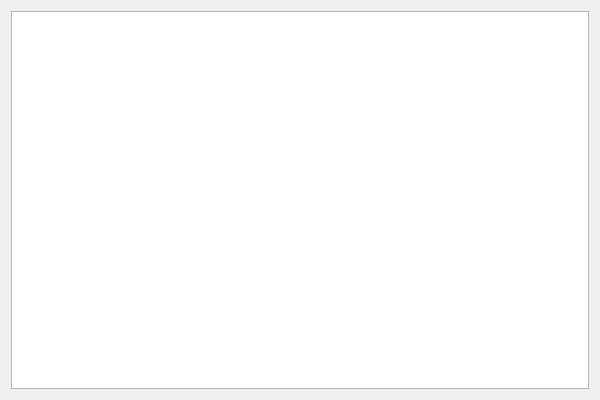
The window that src/Interface/Modules/Python/InterfaceWithPython.ui (SCIInstitute/SCIRun) describes before a commit, drawn with Qt 5.
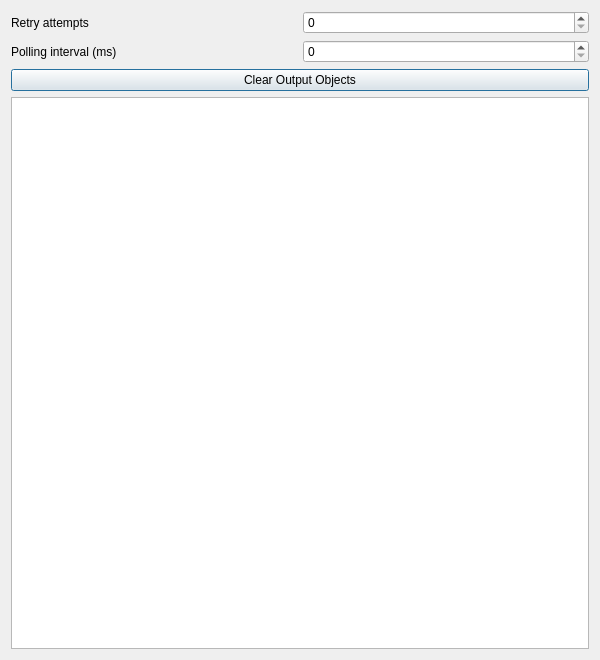
The same window after the commit.

```diff
--- a/src/Interface/Modules/Python/InterfaceWithPython.ui
+++ b/src/Interface/Modules/Python/InterfaceWithPython.ui
@@ -7,7 +7,7 @@
     <x>0</x>
     <y>0</y>
     <width>600</width>
-    <height>400</height>
+    <height>660</height>
    </rect>
   </property>
   <property name="minimumSize">
@@ -20,9 +20,44 @@
    <string>Dialog</string>
   </property>
   <layout class="QGridLayout" name="gridLayout">
-   <item row="0" column="0">
+   <item row="3" column="0" colspan="2">
     <widget class="QTextEdit" name="pythonCodeTextEdit_"/>
    </item>
+   <item row="2" column="0" colspan="2">
+    <widget class="QPushButton" name="clearObjectPushButton_">
+     <property name="text">
+      <string>Clear Output Objects</string>
+     </property>
+    </widget>
+   </item>
+   <item row="0" column="1">
+    <widget class="QSpinBox" name="retryAttemptsSpinBox_">
+     <property name="maximum">
+      <number>9999999</number>
+     </property>
+    </widget>
+   </item>
+   <item row="0" column="0">
+    <widget class="QLabel" name="label">
+     <property name="text">
+      <string>Retry attempts</string>
+     </property>
+    </widget>
+   </item>
+   <item row="1" column="1">
+    <widget class="QSpinBox" name="pollingIntervalSpinBox_">
+     <property name="maximum">
+      <number>9999999</number>
+     </property>
+    </widget>
+   </item>
+   <item row="1" column="0">
+    <widget class="QLabel" name="label_2">
+     <property name="text">
+      <string>Polling interval (ms)</string>
+     </property>
+    </widget>
+   </item>
   </layout>
  </widget>
  <resources/>
```
